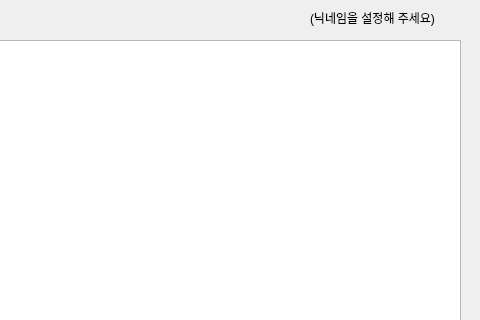
Above: main.ui from ElisaBluebell/ChanAndGame before the change; both pictures show x 400 to 880 and y 0 to 320 of the 880 by 510 pixel window. Below: the same form after it.
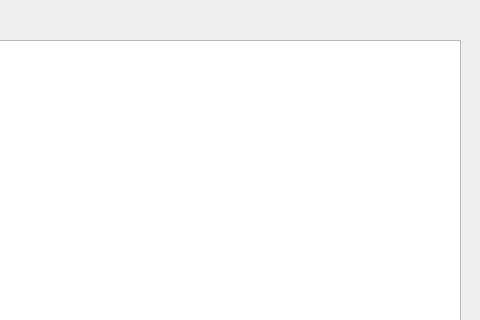
That is the form after the change.

```diff
--- a/main.ui
+++ b/main.ui
@@ -112,7 +112,7 @@
      </rect>
     </property>
     <property name="text">
-     <string>(닉네임을 설정해 주세요)</string>
+     <string/>
     </property>
    </widget>
   </widget>
```
